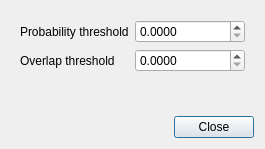
First picture: the form in exhale/resources/ui/segmentation_options_dialog.ui, repository ctroein/exhale, before the edit.
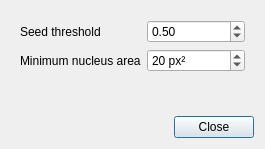
Second picture: the form after the edit. The open tabs and pages were chosen to show the change.

Patch:
```diff
--- a/exhale/resources/ui/segmentation_options_dialog.ui
+++ b/exhale/resources/ui/segmentation_options_dialog.ui
@@ -131,6 +131,14 @@
        </item>
       </layout>
      </widget>
+     <widget class="QWidget" name="monaiPage">
+      <layout class="QFormLayout" name="monaiPageLayout">
+       <item row="0" column="0"><widget class="QLabel" name="monaiSeedThresholdLabel"><property name="text"><string>Seed threshold</string></property></widget></item>
+       <item row="0" column="1"><widget class="QDoubleSpinBox" name="monaiSeedThreshold"><property name="minimum"><double>0</double></property><property name="maximum"><double>1</double></property><property name="singleStep"><double>0.05</double></property><property name="value"><double>0.5</double></property></widget></item>
+       <item row="1" column="0"><widget class="QLabel" name="monaiMinSizeLabel"><property name="text"><string>Minimum nucleus area</string></property></widget></item>
+       <item row="1" column="1"><widget class="QSpinBox" name="monaiMinSize"><property name="minimum"><number>1</number></property><property name="maximum"><number>999999</number></property><property name="value"><number>20</number></property><property name="suffix"><string> px²</string></property></widget></item>
+      </layout>
+     </widget>
     </widget>
    </item>
    <item>
```
